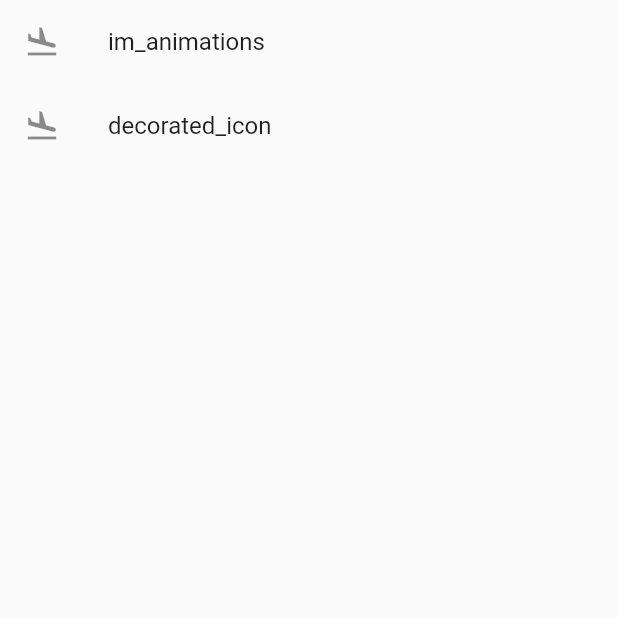
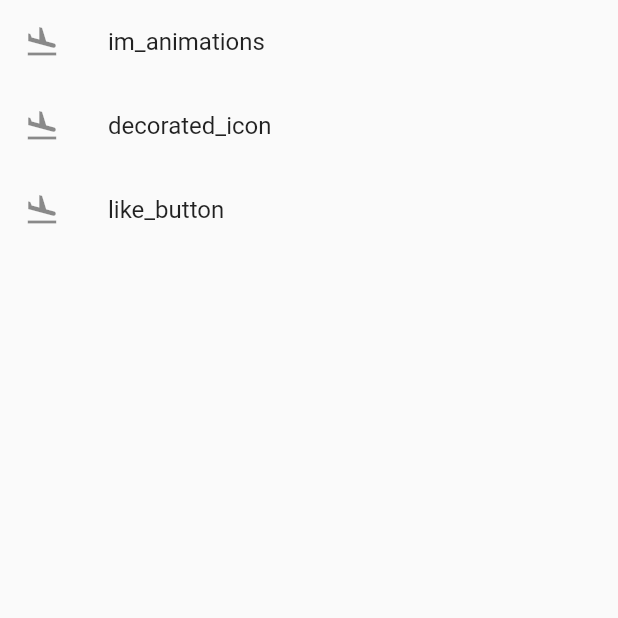
Before and after one commit to linnefromice/flutter_sandbox, a Flutter app: the screen it shows after launch, on a phone screen of 412 x 824 dp, the top half of it. Run offline on Flutter 3.47's test engine with Material 2 defaults, Android fonts, the phone set to English and light mode, and no system bars; missing offline and left inert: decorated_icon, im_animations.

Commit message:
update route setting

```diff
--- a/lib/main.dart
+++ b/lib/main.dart
@@ -2,6 +2,7 @@ import 'package:flutter/material.dart';
 import 'package:linnefromice/views/screens/decorated_icon_screen.dart';
 import 'package:linnefromice/views/screens/home_screen.dart';
 import 'package:linnefromice/views/screens/im_animations_screen.dart';
+import 'package:linnefromice/views/screens/like_button_screen.dart';
 
 void main() {
   runApp(App());
@@ -21,6 +22,7 @@ class App extends StatelessWidget {
         '/': (context) => HomeScreen(),
         '/im_animations': (context) => ImAnimationsScreen(),
         '/decorated_icon': (context) => DecoratedIconScreen(),
+        '/like_button': (context) => LikeButtonScreen(),
       },
     );
   }
--- a/lib/views/screens/home_screen.dart
+++ b/lib/views/screens/home_screen.dart
@@ -9,6 +9,10 @@ class HomeScreen extends StatelessWidget {
     {
       "label": "decorated_icon",
       "pathName": "/decorated_icon"
+    },
+    {
+      "label": "like_button",
+      "pathName": "/like_button"
     },
   ];
 
```
